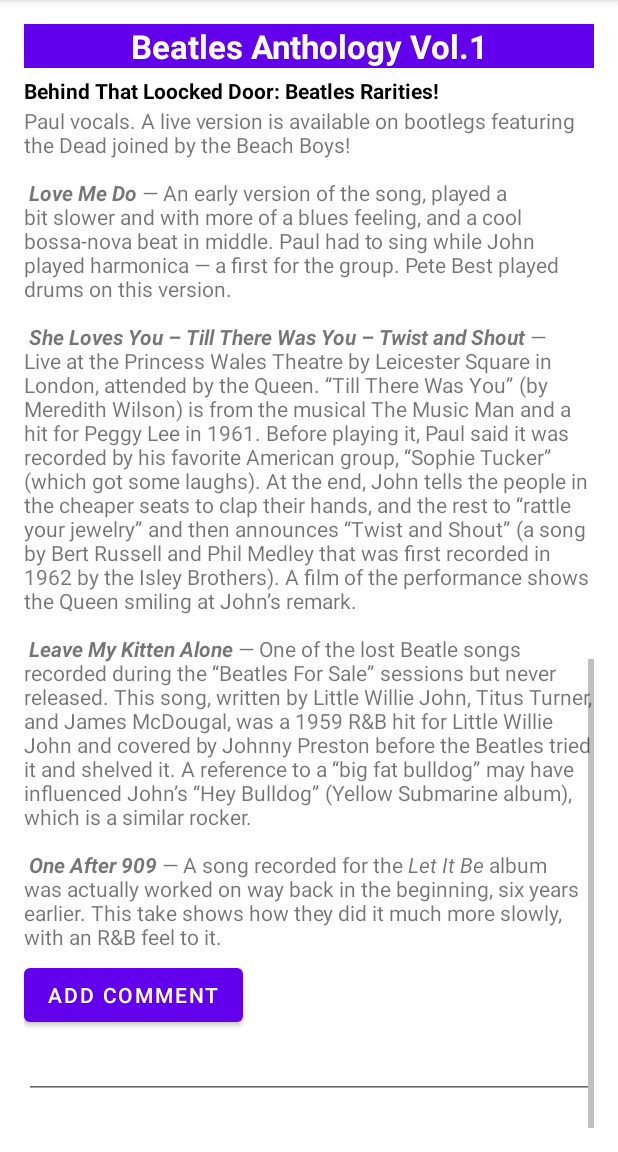
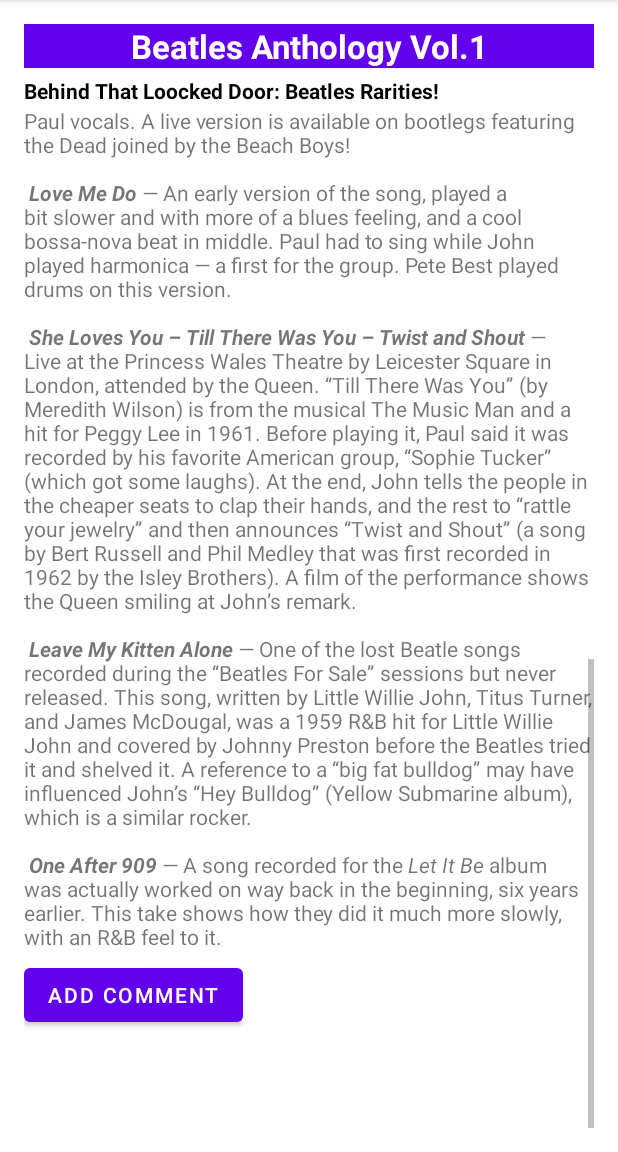
Before and after one commit to AlbertoFBM/ScrollingText, an Android app: the screen it shows after launch (MainActivity), scrolled down 788 dp, on a phone screen of 412 x 824 dp, the part 84-1236 px from its top. Run offline under Robolectric (Android 15) with nearby library versions, the phone set to English and light mode, and no system bars.

Commit message:
Third commit. Task 13 finished

```diff
--- a/app/src/main/res/layout/activity_main.xml
+++ b/app/src/main/res/layout/activity_main.xml
@@ -52,13 +52,14 @@
                 android:layout_width="wrap_content"
                 android:layout_height="wrap_content"
                 android:layout_marginTop="5dp"
+                android:onClick="addComments"
                 android:text="@string/button_comment"/>
 
             <EditText
                 android:id="@+id/editComment"
                 android:layout_width="match_parent"
                 android:layout_height="wrap_content"
-                android:visibility="visible"
+                android:visibility="invisible"
                 android:inputType="text"/>
 
             <TextView
```
Also changed, not shown: app/src/main/java/com/aserranor/scrollingtext/MainActivity.java (+57 -14 lines).
